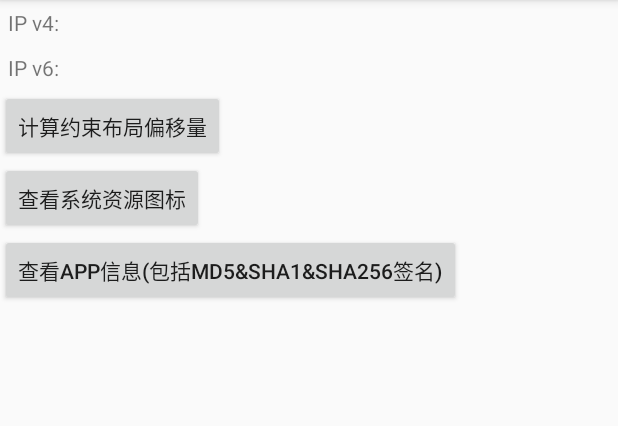
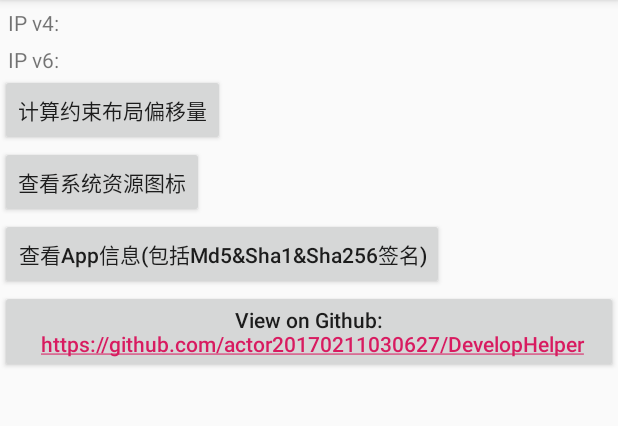
Before and after one commit to actor20170211030627/DevelopHelper, an Android app: the screen it shows after launch (MainActivity), on a phone screen of 412 x 824 dp, the part 84-510 px from its top. Run offline under Robolectric (Android 15) with nearby library versions, the phone set to English and light mode, and no system bars; our stand-ins replace ButterKnife; libraries missing offline, so code that uses them is left out: com.blankj.utilcode; 5 statements that could not run were skipped.

Commit message:
add like
add like

```diff
--- a/app/src/main/res/layout/activity_main.xml
+++ b/app/src/main/res/layout/activity_main.xml
@@ -1,6 +1,5 @@
 <?xml version="1.0" encoding="utf-8"?>
-<LinearLayout
-    xmlns:android="http://schemas.android.com/apk/res/android"
+<LinearLayout xmlns:android="http://schemas.android.com/apk/res/android"
     xmlns:tools="http://schemas.android.com/tools"
     android:layout_width="match_parent"
     android:layout_height="match_parent"
@@ -12,30 +11,37 @@
         android:layout_width="wrap_content"
         android:layout_height="wrap_content"
         android:padding="5dp"
-        android:text="IP v4:"/>
+        android:text="IP v4:" />
 
     <TextView
         android:id="@+id/tv_ip_v6"
         android:layout_width="wrap_content"
         android:layout_height="wrap_content"
-        android:padding="5dp"
-        android:text="IP v6:"/>
+        android:paddingLeft="5dp"
+        android:text="IP v6:" />
 
     <Button
         android:id="@+id/btn_calculate_constraintlayout"
         android:layout_width="wrap_content"
         android:layout_height="wrap_content"
-        android:text="计算约束布局偏移量"/>
+        android:text="计算约束布局偏移量" />
 
     <Button
         android:id="@+id/btn_view_system_icon"
         android:layout_width="wrap_content"
         android:layout_height="wrap_content"
-        android:text="查看系统资源图标"/>
+        android:text="查看系统资源图标" />
 
     <Button
         android:id="@+id/btn_app_info"
         android:layout_width="wrap_content"
         android:layout_height="wrap_content"
-        android:text="查看App信息(包括md5&amp;sha1&amp;sha256签名)"/>
+        android:text="查看App信息(包括Md5&amp;Sha1&amp;Sha256签名)" />
+
+    <Button
+        android:layout_width="match_parent"
+        android:layout_height="wrap_content"
+        android:autoLink="all"
+        android:text="View on Github:\n
+https://github.com/actor20170211030627/DevelopHelper" />
 </LinearLayout>
--- a/app/src/main/res/values/styles.xml
+++ b/app/src/main/res/values/styles.xml
@@ -6,11 +6,15 @@
         <item name="colorPrimary">@color/colorPrimary</item>
         <item name="colorPrimaryDark">@color/colorPrimaryDark</item>
         <item name="colorAccent">@color/colorAccent</item>
+
+        <item name="android:textAllCaps">false</item>
     </style>
 
     <style name="NoActionBar" parent="Theme.AppCompat.Light.NoActionBar">
         <item name="colorPrimary">@color/colorPrimary</item>
         <item name="colorPrimaryDark">@color/colorPrimaryDark</item>
         <item name="colorAccent">@color/colorAccent</item>
+
+        <item name="android:textAllCaps">false</item>
     </style>
 </resources>
```
Also changed, not shown: app/src/main/java/com/actor/androiddevelophelper/activity/AppInfoActivity.java (+8 -8 lines), 1 other file.
